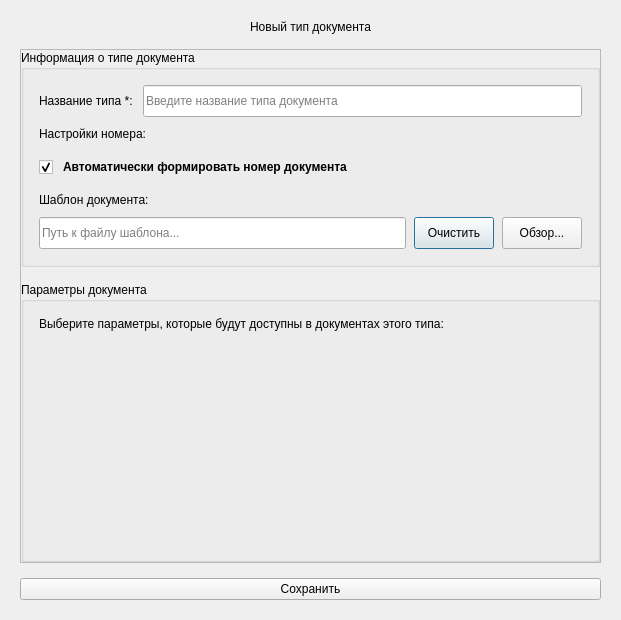
This is client/ui/system/document_types/document_type_dialog.ui in lerakaplich/Documents as Qt 5 draws it before an edit. The edited form follows.
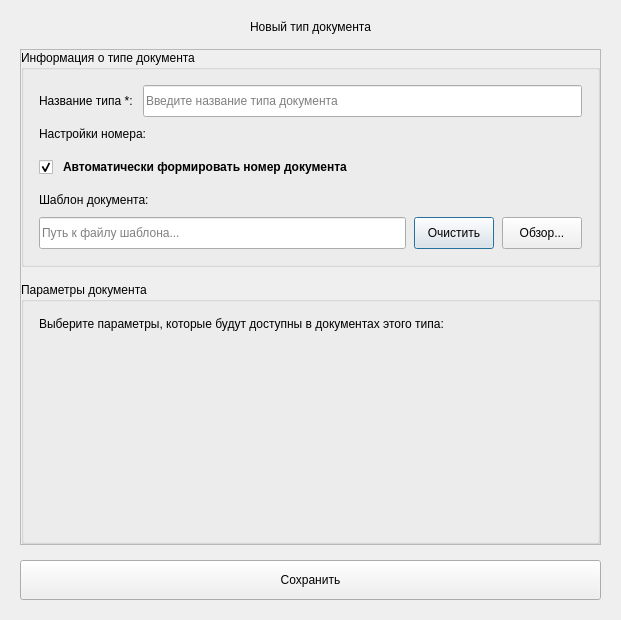
This is the edited form. Icons and pictures are not drawn.

Patch:
```diff
--- a/client/ui/system/document_types/document_type_dialog.ui
+++ b/client/ui/system/document_types/document_type_dialog.ui
@@ -302,7 +302,7 @@
         <x>0</x>
         <y>0</y>
         <width>581</width>
-        <height>475</height>
+        <height>470</height>
        </rect>
       </property>
       <layout class="QVBoxLayout" name="scrollLayout">
@@ -534,7 +534,7 @@
                <x>0</x>
                <y>0</y>
                <width>549</width>
-               <height>147</height>
+               <height>165</height>
               </rect>
              </property>
              <layout class="QVBoxLayout" name="paramsScrollLayout">
@@ -569,7 +569,7 @@
      <property name="minimumSize">
       <size>
        <width>120</width>
-       <height>0</height>
+       <height>40</height>
       </size>
      </property>
      <property name="maximumSize">
@@ -581,6 +581,22 @@
      <property name="cursor">
       <cursorShape>PointingHandCursor</cursorShape>
      </property>
+     <property name="styleSheet">
+      <string notr="true">QPushButton {
+    background-color: {ACCENT_PRIMARY};
+    color: {TEXT_ON_ACCENT};
+    border-radius: 8px;
+    font-weight: bold;
+    font-size: 14px;
+    border: none;
+}
+QPushButton:hover {
+    background-color: {ACCENT_HOVER};
+}
+QPushButton:pressed {
+    background-color: {ACCENT_PRESSED};
+}</string>
+     </property>
      <property name="text">
       <string>Сохранить</string>
      </property>
```
Left out of the diff: 8 changed lines with no effect on the pictures.
